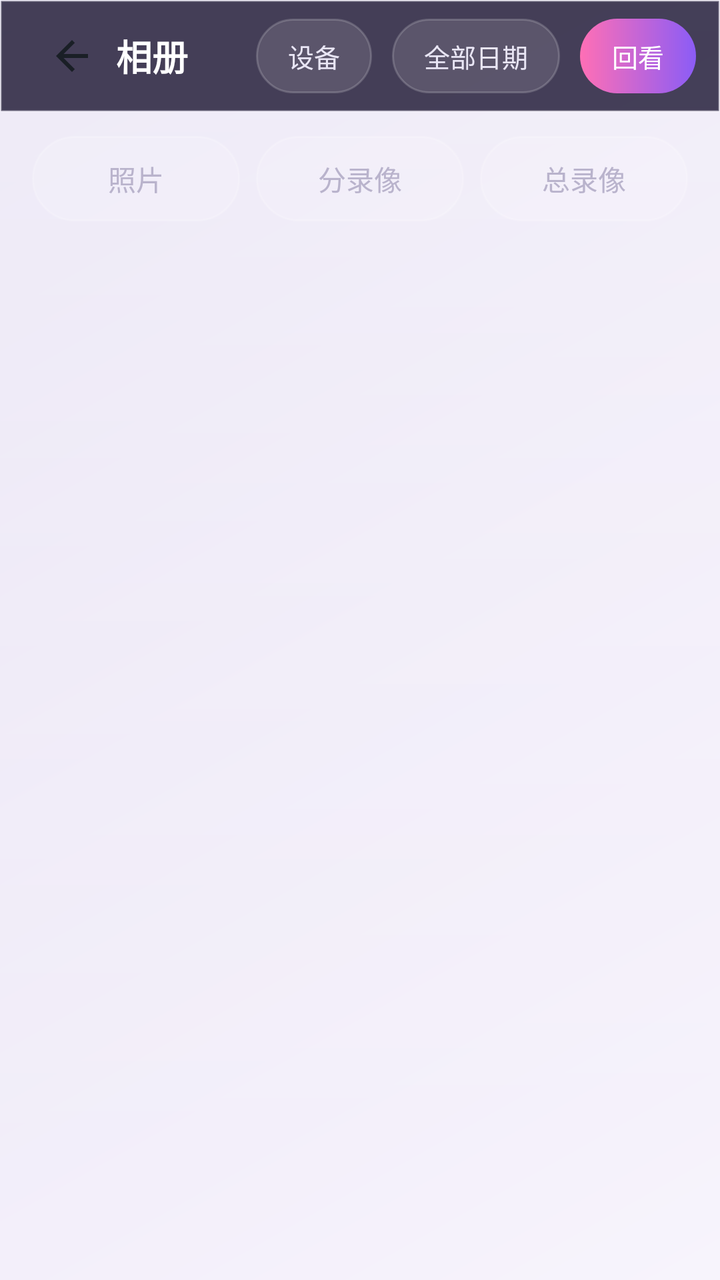
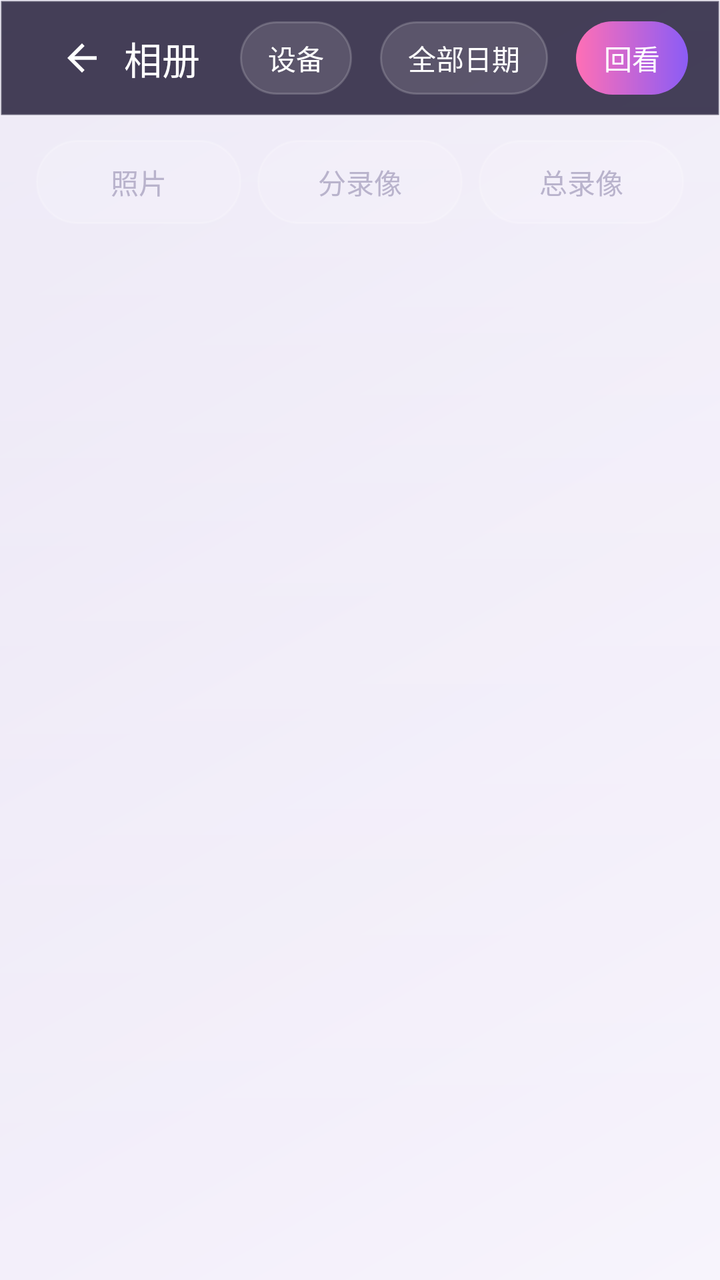

Screens rendered from an Android XML layout before and after an edit, with the pre-edit source and the edit as a unified diff.
<!-- AndroidManifest.xml: activity theme Theme.UvcBlindCam -->
<!-- res/layout/activity_gallery.xml -->
<?xml version="1.0" encoding="utf-8"?>
<LinearLayout xmlns:android="http://schemas.android.com/apk/res/android"
    android:layout_width="match_parent"
    android:layout_height="match_parent"
    android:background="?attr/appBg"
    android:orientation="vertical">

    
    <LinearLayout
        android:id="@+id/barTopNormal"
        android:layout_width="match_parent"
        android:layout_height="wrap_content"
        android:background="?attr/barBg"
        android:gravity="center_vertical"
        android:orientation="horizontal"
        android:paddingStart="10dp"
        android:paddingTop="6dp"
        android:paddingEnd="12dp"
        android:paddingBottom="6dp">

        <ImageButton
            android:id="@+id/btnBack"
            style="@style/BlindCam.ToolButton"
            android:contentDescription="@string/common_back"
            android:src="@drawable/ic_back" />

        <TextView
            android:layout_width="0dp"
            android:layout_height="wrap_content"
            android:layout_weight="1"
            android:text="@string/gallery_title"
            android:textColor="#FFFFFFFF"
            android:textSize="18sp"
            android:textStyle="bold" />

        <TextView
            android:id="@+id/btnDevice"
            android:layout_width="wrap_content"
            android:layout_height="wrap_content"
            android:background="@drawable/bg_pill"
            android:paddingStart="16dp"
            android:paddingTop="9dp"
            android:paddingEnd="16dp"
            android:paddingBottom="9dp"
            android:text="@string/gallery_filter_device"
            android:textColor="#FFE9E6F5"
            android:textSize="13sp" />

        <TextView
            android:id="@+id/btnDate"
            android:layout_width="wrap_content"
            android:layout_height="wrap_content"
            android:layout_marginStart="10dp"
            android:background="@drawable/bg_pill"
            android:paddingStart="16dp"
            android:paddingTop="9dp"
            android:paddingEnd="16dp"
            android:paddingBottom="9dp"
            android:text="@string/gallery_filter_date_all"
            android:textColor="#FFE9E6F5"
            android:textSize="13sp" />

        <TextView
            android:id="@+id/btnTimeline"
            android:layout_width="wrap_content"
            android:layout_height="wrap_content"
            android:layout_marginStart="10dp"
            android:background="?attr/pillSelectedBg"
            android:paddingStart="16dp"
            android:paddingTop="9dp"
            android:paddingEnd="16dp"
            android:paddingBottom="9dp"
            android:text="@string/gallery_timeline"
            android:textColor="#FFFFFFFF"
            android:textSize="13sp" />
    </LinearLayout>

    
    <LinearLayout
        android:id="@+id/barTopSelect"
        android:layout_width="match_parent"
        android:layout_height="wrap_content"
        android:background="?attr/barBg"
        android:gravity="center_vertical"
        android:orientation="horizontal"
        android:paddingStart="14dp"
        android:paddingTop="6dp"
        android:paddingEnd="12dp"
        android:paddingBottom="6dp"
        android:visibility="gone">

        <TextView
            android:id="@+id/btnSelectAll"
            android:layout_width="wrap_content"
            android:layout_height="wrap_content"
            android:background="@drawable/bg_pill"
            android:paddingStart="18dp"
            android:paddingTop="9dp"
            android:paddingEnd="18dp"
            android:paddingBottom="9dp"
            android:text="@string/gallery_select_all"
            android:textColor="#FFE9E6F5"
            android:textSize="13sp" />

        <TextView
            android:id="@+id/tvSelectTitle"
            android:layout_width="0dp"
            android:layout_height="wrap_content"
            android:layout_weight="1"
            android:gravity="center"
            android:text="@string/gallery_select_items"
            android:textColor="#FFFFFFFF"
            android:textSize="16sp" />

        <ImageButton
            android:id="@+id/btnCloseSelect"
            style="@style/BlindCam.ToolButton"
            android:contentDescription="@string/gallery_exit_select"
            android:src="@drawable/ic_close" />
    </LinearLayout>

    
    <LinearLayout
        android:id="@+id/tabRow"
        android:layout_width="match_parent"
        android:layout_height="wrap_content"
        android:gravity="center"
        android:orientation="horizontal"
        android:paddingStart="16dp"
        android:paddingTop="12dp"
        android:paddingEnd="16dp"
        android:paddingBottom="12dp">

        <TextView
            android:id="@+id/tabPhotos"
            android:layout_width="0dp"
            android:layout_height="wrap_content"
            android:layout_weight="1"
            android:layout_marginEnd="8dp"
            android:background="@drawable/bg_pill"
            android:gravity="center"
            android:paddingTop="11dp"
            android:paddingBottom="11dp"
            android:text="@string/gallery_tab_photos"
            android:textColor="#FFB9B3CC"
            android:textSize="14sp" />

        <TextView
            android:id="@+id/tabSplit"
            android:layout_width="0dp"
            android:layout_height="wrap_content"
            android:layout_weight="1"
            android:layout_marginEnd="8dp"
            android:background="@drawable/bg_pill"
            android:gravity="center"
            android:paddingTop="11dp"
            android:paddingBottom="11dp"
            android:text="@string/gallery_tab_split"
            android:textColor="#FFB9B3CC"
            android:textSize="14sp" />

        <TextView
            android:id="@+id/tabTotal"
            android:layout_width="0dp"
            android:layout_height="wrap_content"
            android:layout_weight="1"
            android:background="@drawable/bg_pill"
            android:gravity="center"
            android:paddingTop="11dp"
            android:paddingBottom="11dp"
            android:text="@string/gallery_tab_total"
            android:textColor="#FFB9B3CC"
            android:textSize="14sp" />
    </LinearLayout>

    
    <FrameLayout
        android:layout_width="match_parent"
        android:layout_height="0dp"
        android:layout_weight="1">

        <androidx.recyclerview.widget.RecyclerView
            android:id="@+id/recycler"
            android:layout_width="match_parent"
            android:layout_height="match_parent"
            android:clipToPadding="false"
            android:paddingStart="12dp"
            android:paddingEnd="12dp"
            android:paddingBottom="12dp"
            android:scrollbars="none" />

        <TextView
            android:id="@+id/tvEmpty"
            android:layout_width="wrap_content"
            android:layout_height="wrap_content"
            android:layout_gravity="center"
            android:gravity="center"
            android:text="@string/gallery_empty"
            android:textColor="?attr/onSurfaceDim"
            android:textSize="15sp"
            android:visibility="gone" />
    </FrameLayout>

    
    <LinearLayout
        android:id="@+id/barBottomSelect"
        android:layout_width="match_parent"
        android:layout_height="wrap_content"
        android:background="?attr/barBg"
        android:gravity="center"
        android:orientation="horizontal"
        android:paddingStart="16dp"
        android:paddingTop="12dp"
        android:paddingEnd="16dp"
        android:paddingBottom="14dp"
        android:visibility="gone">

        <TextView
            android:id="@+id/btnDelete"
            android:layout_width="wrap_content"
            android:layout_height="wrap_content"
            android:background="@drawable/bg_delete_pill"
            android:drawableStart="@drawable/ic_trash"
            android:drawablePadding="10dp"
            android:gravity="center"
            android:paddingStart="34dp"
            android:paddingTop="12dp"
            android:paddingEnd="34dp"
            android:paddingBottom="12dp"
            android:text="@string/gallery_delete"
            android:textColor="#FFFFFFFF"
            android:textSize="15sp" />
    </LinearLayout>

</LinearLayout>
<!-- resources referenced by this layout -->
<resources>
  <string name="common_back">返回</string>
  <string name="gallery_delete">删除</string>
  <string name="gallery_empty">暂无内容</string>
  <string name="gallery_select_all">全选</string>
  <string name="gallery_tab_photos">照片</string>
  <string name="gallery_tab_split">分录像</string>
  <string name="gallery_tab_total">总录像</string>
  <string name="gallery_timeline">回看</string>
  <string name="gallery_title">相册</string>
  <style name="BlindCam.ToolButton" parent="Widget.AppCompat.ImageButton">
          <item name="android:layout_width">44dp</item>
          <item name="android:layout_height">44dp</item>
          <item name="android:layout_marginStart">4dp</item>
          <item name="android:background">?attr/selectableItemBackgroundBorderless</item>
          <item name="android:scaleType">fitCenter</item>
          <item name="android:padding">10dp</item>
          <item name="android:tint">?attr/colorOnSurface</item>
      </style>
  <style name="Theme.UvcBlindCam" parent="Theme.Material3.DayNight.NoActionBar">
          <item name="colorPrimary">@color/brand_blue</item>
          <item name="colorPrimaryDark">@color/brand_blue_dark</item>
          <item name="colorOnPrimary">@color/white</item>
          <item name="colorSecondary">@color/brand_blue</item>
          <item name="android:colorBackground">#FFF2F4F7</item>
          <item name="colorOnBackground">#FF1A1F26</item>
          <item name="colorSurface">#FFFFFFFF</item>
          <item name="colorOnSurface">#FF1A1F26</item>
          <item name="colorSurfaceVariant">#FFE3EAF2</item>
          <item name="colorOnSurfaceVariant">#FF5A6472</item>
          <item name="colorOutline">#FFB6C0CC</item>
          <item name="android:statusBarColor">#FFFFFFFF</item>
          <item name="android:navigationBarColor">#FFFFFFFF</item>
          <item name="android:windowLightStatusBar">true</item>
          <item name="android:windowFullscreen">false</item>
  
          
          <item name="appBg">@drawable/bg_gradient_light</item>
          <item name="cardBg">@drawable/bg_glass_card_light</item>
          <item name="barBg">@drawable/bg_glass_bar</item>
          <item name="pillBg">@drawable/bg_pill_light</item>
          <item name="pillSelectedBg">@drawable/bg_pill_gradient</item>
          <item name="appBar">#FFFFFFFF</item>
          <item name="chipBg">#FFE3EAF2</item>
          <item name="onSurfaceDim">#FF5A6472</item>
          <item name="dividerColor">#FFD7DDE5</item>
          <item name="btnOutline">#FFB6C0CC</item>
          <item name="previewLabel">#FFFFFFFF</item>
          <item name="accentColor">#FF1565C0</item>
      </style>
  <color name="brand_blue">#FF1565C0</color>
  <color name="brand_blue_dark">#FF0D47A1</color>
  <color name="white">#FFFFFFFF</color>
  <!-- unchanged entries left out for length: 14 -->
</resources>

<!-- the commit's change to res/layout/activity_gallery.xml (unified diff, before → after) -->
@@ -13,66 +13,66 @@
         android:background="?attr/barBg"
         android:gravity="center_vertical"
         android:orientation="horizontal"
-        android:paddingStart="10dp"
-        android:paddingTop="6dp"
-        android:paddingEnd="12dp"
-        android:paddingBottom="6dp">
+        android:paddingStart="@dimen/ui_top_bar_pad_h"
+        android:paddingTop="@dimen/ui_top_bar_pad_v"
+        android:paddingEnd="@dimen/ui_top_bar_pad_h"
+        android:paddingBottom="@dimen/ui_top_bar_pad_v">
 
         <ImageButton
             android:id="@+id/btnBack"
-            style="@style/BlindCam.ToolButton"
-            android:contentDescription="@string/common_back"
-            android:src="@drawable/ic_back" />
-
-        <TextView
-            android:layout_width="0dp"
-            android:layout_height="wrap_content"
-            android:layout_weight="1"
+            style="@style/BlindCam.BackButton" />
+
+        <TextView
+            android:layout_width="0dp"
+            android:layout_height="wrap_content"
+            android:layout_weight="1"
+            android:ellipsize="end"
+            android:maxLines="1"
             android:text="@string/gallery_title"
             android:textColor="#FFFFFFFF"
-            android:textSize="18sp"
-            android:textStyle="bold" />
+            android:textSize="@dimen/ui_bar_title"
+            android:textStyle="normal" />
 
         <TextView
             android:id="@+id/btnDevice"
             android:layout_width="wrap_content"
             android:layout_height="wrap_content"
-            android:background="@drawable/bg_pill"
-            android:paddingStart="16dp"
-            android:paddingTop="9dp"
-            android:paddingEnd="16dp"
-            android:paddingBottom="9dp"
+            android:background="?attr/barChipBg"
+            android:paddingStart="@dimen/ui_pill_pad_h"
+            android:paddingTop="@dimen/ui_pill_pad_v"
+            android:paddingEnd="@dimen/ui_pill_pad_h"
+            android:paddingBottom="@dimen/ui_pill_pad_v"
             android:text="@string/gallery_filter_device"
-            android:textColor="#FFE9E6F5"
-            android:textSize="13sp" />
+            android:textColor="?attr/previewLabel"
+            android:textSize="@dimen/ui_pill_text" />
 
         <TextView
             android:id="@+id/btnDate"
             android:layout_width="wrap_content"
             android:layout_height="wrap_content"
-            android:layout_marginStart="10dp"
-            android:background="@drawable/bg_pill"
-            android:paddingStart="16dp"
-            android:paddingTop="9dp"
-            android:paddingEnd="16dp"
-            android:paddingBottom="9dp"
+            android:layout_marginStart="@dimen/ui_pill_pad_h"
+            android:background="?attr/barChipBg"
+            android:paddingStart="@dimen/ui_pill_pad_h"
+            android:paddingTop="@dimen/ui_pill_pad_v"
+            android:paddingEnd="@dimen/ui_pill_pad_h"
+            android:paddingBottom="@dimen/ui_pill_pad_v"
             android:text="@string/gallery_filter_date_all"
-            android:textColor="#FFE9E6F5"
-            android:textSize="13sp" />
+            android:textColor="?attr/previewLabel"
+            android:textSize="@dimen/ui_pill_text" />
 
         <TextView
             android:id="@+id/btnTimeline"
             android:layout_width="wrap_content"
             android:layout_height="wrap_content"
-            android:layout_marginStart="10dp"
+            android:layout_marginStart="@dimen/ui_pill_pad_h"
             android:background="?attr/pillSelectedBg"
-            android:paddingStart="16dp"
-            android:paddingTop="9dp"
-            android:paddingEnd="16dp"
-            android:paddingBottom="9dp"
+            android:paddingStart="@dimen/ui_pill_pad_h"
+            android:paddingTop="@dimen/ui_pill_pad_v"
+            android:paddingEnd="@dimen/ui_pill_pad_h"
+            android:paddingBottom="@dimen/ui_pill_pad_v"
             android:text="@string/gallery_timeline"
             android:textColor="#FFFFFFFF"
-            android:textSize="13sp" />
+            android:textSize="@dimen/ui_pill_text" />
     </LinearLayout>
 
     
@@ -83,24 +83,24 @@
         android:background="?attr/barBg"
         android:gravity="center_vertical"
         android:orientation="horizontal"
-        android:paddingStart="14dp"
-        android:paddingTop="6dp"
-        android:paddingEnd="12dp"
-        android:paddingBottom="6dp"
+        android:paddingStart="@dimen/ui_top_bar_pad_h"
+        android:paddingTop="@dimen/ui_top_bar_pad_v"
+        android:paddingEnd="@dimen/ui_top_bar_pad_h"
+        android:paddingBottom="@dimen/ui_top_bar_pad_v"
         android:visibility="gone">
 
         <TextView
             android:id="@+id/btnSelectAll"
             android:layout_width="wrap_content"
             android:layout_height="wrap_content"
-            android:background="@drawable/bg_pill"
-            android:paddingStart="18dp"
-            android:paddingTop="9dp"
-            android:paddingEnd="18dp"
-            android:paddingBottom="9dp"
+            android:background="?attr/barChipBg"
+            android:paddingStart="@dimen/ui_pill_pad_h"
+            android:paddingTop="@dimen/ui_pill_pad_v"
+            android:paddingEnd="@dimen/ui_pill_pad_h"
+            android:paddingBottom="@dimen/ui_pill_pad_v"
             android:text="@string/gallery_select_all"
-            android:textColor="#FFE9E6F5"
-            android:textSize="13sp" />
+            android:textColor="?attr/previewLabel"
+            android:textSize="@dimen/ui_pill_text" />
 
         <TextView
             android:id="@+id/tvSelectTitle"
@@ -110,7 +110,7 @@
             android:gravity="center"
             android:text="@string/gallery_select_items"
             android:textColor="#FFFFFFFF"
-            android:textSize="16sp" />
+            android:textSize="@dimen/ui_card_title" />
 
         <ImageButton
             android:id="@+id/btnCloseSelect"
@@ -126,51 +126,45 @@
         android:layout_height="wrap_content"
         android:gravity="center"
         android:orientation="horizontal"
-        android:paddingStart="16dp"
-        android:paddingTop="12dp"
-        android:paddingEnd="16dp"
-        android:paddingBottom="12dp">
+        android:paddingStart="@dimen/ui_page_pad_h"
+        android:paddingTop="@dimen/ui_page_pad_v"
+        android:paddingEnd="@dimen/ui_page_pad_h"
+        android:paddingBottom="@dimen/ui_page_pad_v">
 
         <TextView
             android:id="@+id/tabPhotos"
             android:layout_width="0dp"
-            android:layout_height="wrap_content"
-            android:layout_weight="1"
-            android:layout_marginEnd="8dp"
+            android:layout_height="@dimen/ui_tab_height"
+            android:layout_weight="1"
+            android:layout_marginEnd="@dimen/ui_pill_pad_v"
             android:background="@drawable/bg_pill"
             android:gravity="center"
-            android:paddingTop="11dp"
-            android:paddingBottom="11dp"
             android:text="@string/gallery_tab_photos"
             android:textColor="#FFB9B3CC"
-            android:textSize="14sp" />
+            android:textSize="@dimen/ui_tab_text" />
 
         <TextView
             android:id="@+id/tabSplit"
             android:layout_width="0dp"
-            android:layout_height="wrap_content"
-            android:layout_weight="1"
-            android:layout_marginEnd="8dp"
+            android:layout_height="@dimen/ui_tab_height"
+            android:layout_weight="1"
+            android:layout_marginEnd="@dimen/ui_pill_pad_v"
             android:background="@drawable/bg_pill"
             android:gravity="center"
-            android:paddingTop="11dp"
-            android:paddingBottom="11dp"
             android:text="@string/gallery_tab_split"
             android:textColor="#FFB9B3CC"
-            android:textSize="14sp" />
+            android:textSize="@dimen/ui_tab_text" />
 
         <TextView
             android:id="@+id/tabTotal"
             android:layout_width="0dp"
-            android:layout_height="wrap_content"
+            android:layout_height="@dimen/ui_tab_height"
             android:layout_weight="1"
             android:background="@drawable/bg_pill"
             android:gravity="center"
-            android:paddingTop="11dp"
-            android:paddingBottom="11dp"
             android:text="@string/gallery_tab_total"
             android:textColor="#FFB9B3CC"
-            android:textSize="14sp" />
+            android:textSize="@dimen/ui_tab_text" />
     </LinearLayout>
 
     
@@ -184,9 +178,9 @@
             android:layout_width="match_parent"
             android:layout_height="match_parent"
             android:clipToPadding="false"
-            android:paddingStart="12dp"
-            android:paddingEnd="12dp"
-            android:paddingBottom="12dp"
+            android:paddingStart="@dimen/ui_page_pad_h"
+            android:paddingEnd="@dimen/ui_page_pad_h"
+            android:paddingBottom="@dimen/ui_page_pad_h"
             android:scrollbars="none" />
 
         <TextView
@@ -197,7 +191,7 @@
             android:gravity="center"
             android:text="@string/gallery_empty"
             android:textColor="?attr/onSurfaceDim"
-            android:textSize="15sp"
+            android:textSize="@dimen/ui_body"
             android:visibility="gone" />
     </FrameLayout>
 
@@ -209,10 +203,10 @@
         android:background="?attr/barBg"
         android:gravity="center"
         android:orientation="horizontal"
-        android:paddingStart="16dp"
-        android:paddingTop="12dp"
-        android:paddingEnd="16dp"
-        android:paddingBottom="14dp"
+        android:paddingStart="@dimen/ui_page_pad_h"
+        android:paddingTop="@dimen/ui_page_pad_v"
+        android:paddingEnd="@dimen/ui_page_pad_h"
+        android:paddingBottom="@dimen/ui_page_pad_v"
         android:visibility="gone">
 
         <TextView
@@ -221,15 +215,15 @@
             android:layout_height="wrap_content"
             android:background="@drawable/bg_delete_pill"
             android:drawableStart="@drawable/ic_trash"
-            android:drawablePadding="10dp"
-            android:gravity="center"
-            android:paddingStart="34dp"
-            android:paddingTop="12dp"
-            android:paddingEnd="34dp"
-            android:paddingBottom="12dp"
+            android:drawablePadding="@dimen/ui_pill_pad_h"
+            android:gravity="center"
+            android:paddingStart="@dimen/ui_page_pad_h"
+            android:paddingTop="@dimen/ui_pill_pad_v"
+            android:paddingEnd="@dimen/ui_page_pad_h"
+            android:paddingBottom="@dimen/ui_pill_pad_v"
             android:text="@string/gallery_delete"
             android:textColor="#FFFFFFFF"
-            android:textSize="15sp" />
+            android:textSize="@dimen/ui_pill_text" />
     </LinearLayout>
 
 </LinearLayout>
<!-- resource entries referenced after the edit -->
@@ -1,6 +1,21 @@
 <!-- resources referenced by this layout -->
 <resources>
+  <dimen name="ui_bar_title">17sp</dimen>
+  <dimen name="ui_body">12sp</dimen>
+  <dimen name="ui_card_title">16sp</dimen>
+  <dimen name="ui_page_pad_h">10dp</dimen>
+  <dimen name="ui_page_pad_v">8dp</dimen>
+  <dimen name="ui_pill_pad_h">10dp</dimen>
+  <dimen name="ui_pill_pad_v">6dp</dimen>
+  <dimen name="ui_pill_text">12sp</dimen>
+  <dimen name="ui_tab_height">34dp</dimen>
+  <dimen name="ui_tab_text">12sp</dimen>
+  <dimen name="ui_top_bar_pad_h">10dp</dimen>
+  <dimen name="ui_top_bar_pad_v">4dp</dimen>
   <string name="common_back">返回</string>
+  <dimen name="ui_tool_button">34dp</dimen>
+  <dimen name="ui_tool_margin">2dp</dimen>
+  <dimen name="ui_tool_padding">8dp</dimen>
   <string name="gallery_delete">删除</string>
   <string name="gallery_empty">暂无内容</string>
   <string name="gallery_select_all">全选</string>
@@ -9,14 +24,21 @@
   <string name="gallery_tab_total">总录像</string>
   <string name="gallery_timeline">回看</string>
   <string name="gallery_title">相册</string>
+  <style name="BlindCam.BackButton" parent="BlindCam.ToolButton">
+          <item name="android:layout_width">@dimen/ui_back_button</item>
+          <item name="android:layout_height">@dimen/ui_back_button</item>
+          <item name="android:padding">@dimen/ui_back_padding</item>
+          <item name="android:src">@drawable/ic_back</item>
+          <item name="android:contentDescription">@string/common_back</item>
+      </style>
   <style name="BlindCam.ToolButton" parent="Widget.AppCompat.ImageButton">
-          <item name="android:layout_width">44dp</item>
-          <item name="android:layout_height">44dp</item>
-          <item name="android:layout_marginStart">4dp</item>
+          <item name="android:layout_width">@dimen/ui_tool_button</item>
+          <item name="android:layout_height">@dimen/ui_tool_button</item>
+          <item name="android:layout_marginStart">@dimen/ui_tool_margin</item>
           <item name="android:background">?attr/selectableItemBackgroundBorderless</item>
           <item name="android:scaleType">fitCenter</item>
-          <item name="android:padding">10dp</item>
-          <item name="android:tint">?attr/colorOnSurface</item>
+          <item name="android:padding">@dimen/ui_tool_padding</item>
+          <item name="android:tint">@color/white</item>
       </style>
   <style name="Theme.UvcBlindCam" parent="Theme.Material3.DayNight.NoActionBar">
           <item name="colorPrimary">@color/brand_blue</item>
@@ -41,6 +63,7 @@
           <item name="barBg">@drawable/bg_glass_bar</item>
           <item name="pillBg">@drawable/bg_pill_light</item>
           <item name="pillSelectedBg">@drawable/bg_pill_gradient</item>
+          <item name="barChipBg">@drawable/bg_pill</item>
           <item name="appBar">#FFFFFFFF</item>
           <item name="chipBg">#FFE3EAF2</item>
           <item name="onSurfaceDim">#FF5A6472</item>
@@ -49,6 +72,8 @@
           <item name="previewLabel">#FFFFFFFF</item>
           <item name="accentColor">#FF1565C0</item>
       </style>
+  <dimen name="ui_back_button">34dp</dimen>
+  <dimen name="ui_back_padding">8dp</dimen>
   <color name="brand_blue">#FF1565C0</color>
   <color name="brand_blue_dark">#FF0D47A1</color>
   <color name="white">#FFFFFFFF</color>
